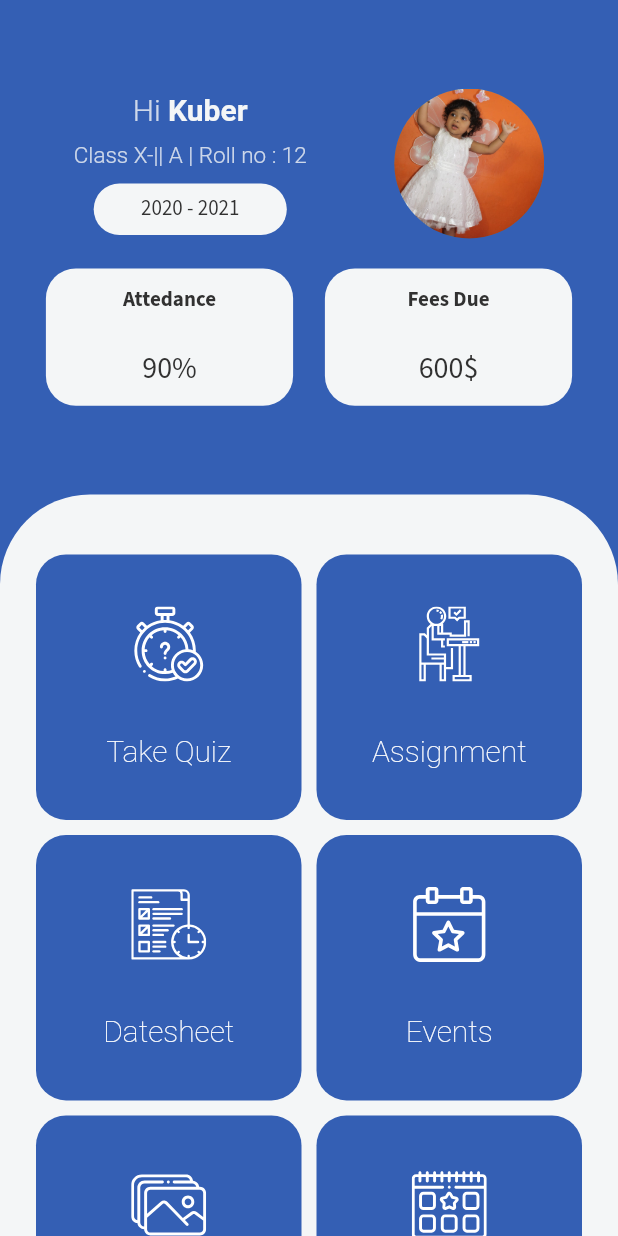
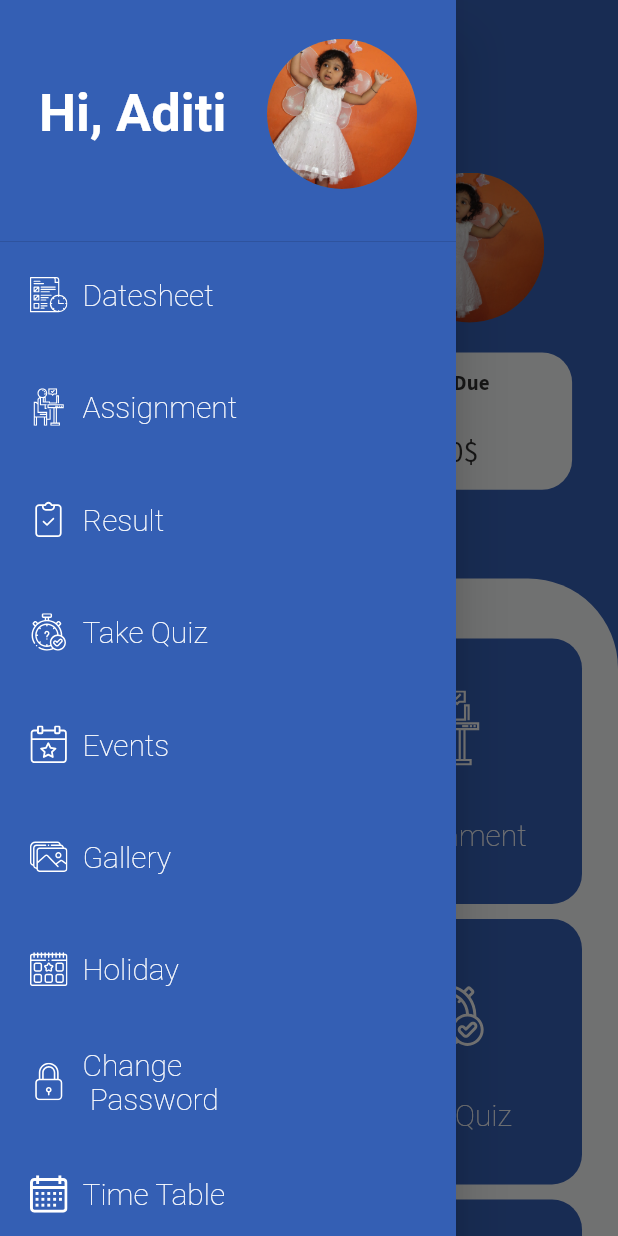
Before and after one commit to kubermirajakar/SchoolApp, a Flutter app: the HomeScreen screen opened by its route, with the side drawer open (before the commit the screen has no drawer), on a phone screen of 412 x 824 dp. Run offline on Flutter 3.47's test engine with Material 2 defaults, Android fonts, the phone set to English and light mode, and no system bars; our stand-ins replace flutter_svg, google_fonts, sizer; missing offline and left inert: dart:js.

```diff
--- a/lib/routes.dart
+++ b/lib/routes.dart
@@ -7,6 +7,7 @@ import 'package:schoolapp/screens/fee_screen/fee_screen.dart';
 import 'package:schoolapp/screens/home_screen/home_screen.dart';
 import 'package:schoolapp/screens/login_screen/login_screen.dart';
 import 'package:schoolapp/screens/my_profile/my_profile.dart';
+import 'package:schoolapp/screens/result_screen/result_screen.dart';
 import 'package:schoolapp/screens/splash_screen/splash_screen.dart';
 
 Map<String, WidgetBuilder> routes = {
@@ -17,4 +18,5 @@ Map<String, WidgetBuilder> routes = {
   FeeScreen.routeName: (context) => FeeScreen(),
   AssignmentScreen.routeName: (context) => AssignmentScreen(),
   DataSheetScreen.routeName: (context) => DataSheetScreen(),
+  ResultScreen.routeName: (context) => ResultScreen(),
 };
--- a/lib/screens/home_screen/home_screen.dart
+++ b/lib/screens/home_screen/home_screen.dart
@@ -6,6 +6,8 @@ import 'package:schoolapp/screens/data_sheet_screen/datasheet_screen.dart';
 import 'package:schoolapp/screens/fee_screen/fee_screen.dart';
 import 'package:schoolapp/screens/home_screen/widgets/students_data.dart';
 import 'package:schoolapp/screens/my_profile/my_profile.dart';
+import 'package:schoolapp/screens/result_screen/result_screen.dart';
+import 'package:schoolapp/screens/splash_screen/splash_screen.dart';
 
 class HomeScreen extends StatefulWidget {
   static String routeName = 'homeScreen';
@@ -20,6 +22,105 @@ class _HomeScreenState extends State<HomeScreen> {
   @override
   Widget build(BuildContext context) {
     return Scaffold(
+      appBar: AppBar(),
+      drawer: Drawer(
+        backgroundColor: kPrimaryColor,
+        child: ListView(
+          children: [
+            DrawerHeader(
+              child: Container(
+                padding: EdgeInsets.all(kDefaultPadding / 2),
+                child: Column(
+                  children: [
+                    Row(
+                      mainAxisAlignment: MainAxisAlignment.spaceBetween,
+                      children: [
+                        Text('Hi, Aditi'),
+                        StudentImage(
+                            onPress: () {
+                              Navigator.of(context).pop();
+                              Navigator.pushNamed(
+                                  context, MyProfileScreen.routeName);
+                              // Navigator.of(context).pop();
+                            },
+                            studentImage: 'assets/images/aditi.jpeg'),
+                      ],
+                    ),
+                  ],
+                ),
+              ),
+            ),
+            DrawerHomeCard(
+              icon: 'assets/icons/datesheet.svg',
+              onPress: () {
+                Navigator.of(context).pushNamed(DataSheetScreen.routeName);
+              },
+              title: 'Datesheet',
+            ),
+            DrawerHomeCard(
+              icon: 'assets/icons/assignment.svg',
+              onPress: () {
+                Navigator.of(context).pushNamed(AssignmentScreen.routeName);
+              },
+              title: 'Assignment',
+            ),
+            DrawerHomeCard(
+              icon: 'assets/icons/result.svg',
+              onPress: () {
+                Navigator.of(context).pushNamed(ResultScreen.routeName);
+              },
+              title: 'Result',
+            ),
+            DrawerHomeCard(
+              icon: 'assets/icons/quiz.svg',
+              onPress: () {},
+              title: 'Take Quiz',
+            ),
+            DrawerHomeCard(
+              icon: 'assets/icons/event.svg',
+              onPress: () {},
+              title: 'Events',
+            ),
+            DrawerHomeCard(
+              icon: 'assets/icons/gallery.svg',
+              onPress: () {},
+              title: 'Gallery',
+            ),
+            DrawerHomeCard(
+              icon: 'assets/icons/holiday.svg',
+              onPress: () {},
+              title: 'Holiday',
+            ),
+            DrawerHomeCard(
+              icon: 'assets/icons/lock.svg',
+              onPress: () {},
+              title: 'Change \n Password',
+            ),
+            DrawerHomeCard(
+              icon: 'assets/icons/timetable.svg',
+              onPress: () {},
+              title: 'Time Table',
+            ),
+            DrawerHomeCard(
+              icon: 'assets/icons/ask.svg',
+              onPress: () {},
+              title: 'Ask',
+            ),
+            DrawerHomeCard(
+              icon: 'assets/icons/resume.svg',
+              onPress: () {},
+              title: 'Leave\nApplication',
+            ),
+            DrawerHomeCard(
+              icon: 'assets/icons/logout.svg',
+              onPress: () {
+                Navigator.of(context).pushNamed(SplashScreen.routeName);
+              },
+              title: 'Logout',
+            ),
+          ],
+        ),
+      ),
       body: Column(
         children: [
           Container(
@@ -35,7 +136,7 @@ class _HomeScreenState extends State<HomeScreen> {
                     Column(
                       mainAxisAlignment: MainAxisAlignment.center,
                       children: [
-                        const StudentName(name: 'Kuber'),
+                        const StudentName(name: 'Aditi'),
                         const SizedBox(
                           height: 10,
                         ),
@@ -99,9 +200,12 @@ class _HomeScreenState extends State<HomeScreen> {
                       .copyWith(top: kDefaultPadding * 2),
                   children: [
                     HomeCard(
-                      icon: 'assets/icons/quiz.svg',
-                      onPress: () {},
-                      title: 'Take Quiz',
+                      icon: 'assets/icons/datesheet.svg',
+                      onPress: () {
+                        Navigator.of(context)
+                            .pushNamed(DataSheetScreen.routeName);
+                      },
+                      title: 'Datesheet',
                     ),
                     HomeCard(
                       icon: 'assets/icons/assignment.svg',
@@ -112,12 +216,16 @@ class _HomeScreenState extends State<HomeScreen> {
                       title: 'Assignment',
                     ),
                     HomeCard(
-                      icon: 'assets/icons/datesheet.svg',
+                      icon: 'assets/icons/result.svg',
                       onPress: () {
-                        Navigator.of(context)
-                            .pushNamed(DataSheetScreen.routeName);
+                        Navigator.of(context).pushNamed(ResultScreen.routeName);
                       },
-                      title: 'Datesheet',
+                      title: 'Result',
+                    ),
+                    HomeCard(
+                      icon: 'assets/icons/quiz.svg',
+                      onPress: () {},
+                      title: 'Take Quiz',
                     ),
                     HomeCard(
                       icon: 'assets/icons/event.svg',
@@ -140,11 +248,6 @@ class _HomeScreenState extends State<HomeScreen> {
                       title: 'Change \n Password',
                     ),
                     HomeCard(
-                      icon: 'assets/icons/result.svg',
-                      onPress: () {},
-                      title: 'Result',
-                    ),
-                    HomeCard(
                       icon: 'assets/icons/timetable.svg',
                       onPress: () {},
                       title: 'Time Table',
@@ -161,7 +264,9 @@ class _HomeScreenState extends State<HomeScreen> {
                     ),
                     HomeCard(
                       icon: 'assets/icons/logout.svg',
-                      onPress: () {},
+                      onPress: () {
+                        Navigator.of(context).pushNamed(SplashScreen.routeName);
+                      },
                       title: 'Logout',
                     ),
                   ],
@@ -223,3 +328,56 @@ class HomeCard extends StatelessWidget {
     );
   }
 }
+
+class DrawerHomeCard extends StatelessWidget {
+  final String title;
+  final String icon;
+  final VoidCallback onPress;
+
+  const DrawerHomeCard(
+      {super.key,
+      required this.title,
+      required this.icon,
+      required this.onPress});
+
+  @override
+  Widget build(BuildContext context) {
+    return InkWell(
+      onTap: onPress,
+      child: Container(
+        margin: EdgeInsets.only(
+          left: kDefaultPadding,
+          bottom: kDefaultPadding,
+        ),
+        width: MediaQuery.of(context).size.width / 4,
+        height: MediaQuery.of(context).size.height / 15,
+        decoration: BoxDecoration(
+          borderRadius: BorderRadius.all(
+            Radius.circular(
+              kDefaultPadding,
+            ),
+          ),
+          color: kPrimaryColor,
+        ),
+        child: Row(
+          children: [
+            SvgPicture.asset(
+              icon,
+              width: 25,
+              height: 25,
+              color: kTextWhiteColor,
+            ),
+            kHalfWidthSizedBox,
+            Text(
+              title,
+              style: Theme.of(context)
+                  .textTheme
+                  .bodySmall!
+                  .copyWith(fontSize: kDefaultPadding),
+            )
+          ],
+        ),
+      ),
+    );
+  }
+}
--- a/lib/screens/login_screen/login_screen.dart
+++ b/lib/screens/login_screen/login_screen.dart
@@ -86,6 +86,7 @@ class _LoginScreenState extends State<LoginScreen> {
                         children: [
                           sizedBox,
                           TextFormField(
+                            initialValue: 'abc@xyz.com',
                             validator: (value) {
                               RegExp regExp = RegExp(emailPattern);
                               if (value == null || value.isEmpty) {
@@ -101,6 +102,7 @@ class _LoginScreenState extends State<LoginScreen> {
                           ),
                           sizedBox,
                           TextFormField(
+                            initialValue: '123456',
                             validator: (value) {
                               if (value!.isEmpty || value.length < 6) {
                                 return 'Please enter valid Password';
--- a/lib/screens/splash_screen/splash_screen.dart
+++ b/lib/screens/splash_screen/splash_screen.dart
@@ -10,7 +10,7 @@ class SplashScreen extends StatelessWidget {
   Widget build(BuildContext context) {
     Future.delayed(
       const Duration(
-        seconds: 5,
+        seconds: 2,
       ),
       () {
         Navigator.pushNamedAndRemoveUntil(
--- a/pubspec.yaml
+++ b/pubspec.yaml
@@ -22,6 +22,7 @@ dependencies:
   cupertino_icons: ^1.0.5
   google_fonts: ^3.0.1
   flutter_svg: ^1.0.3
+  sizer: ^2.0.15
 
 dev_dependencies:
   flutter_test:
```
Also changed, not shown: lib/main.dart (+6 -2 lines), lib/screens/result_screen/result_screen.dart (added, +45 -0 lines).
